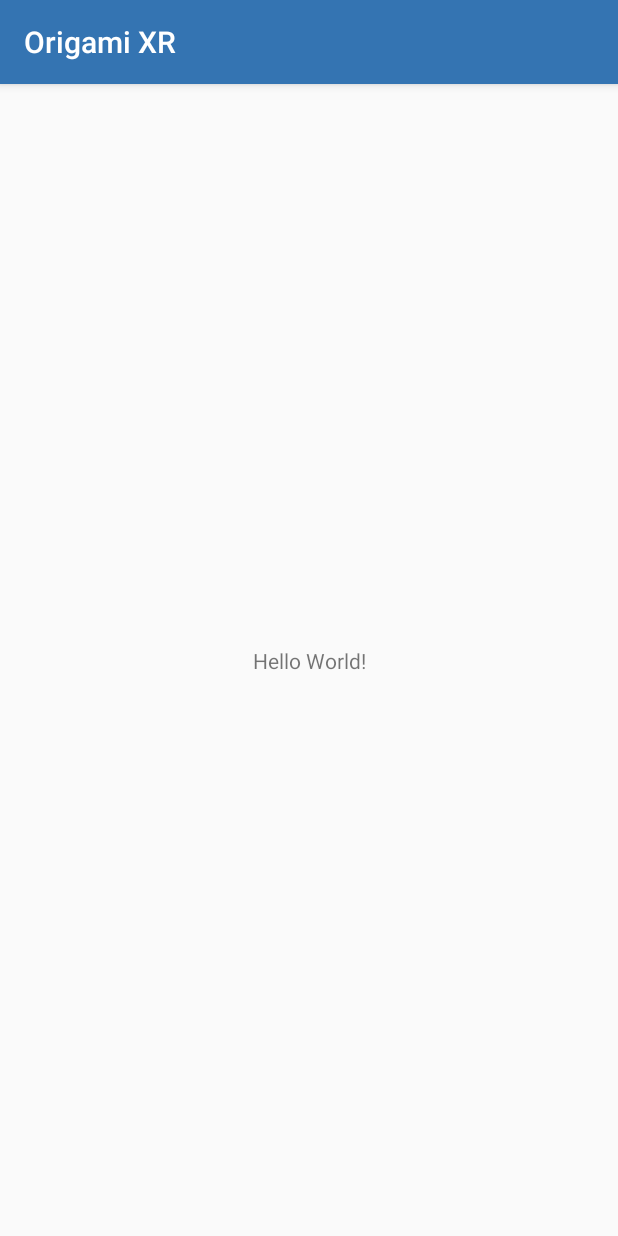
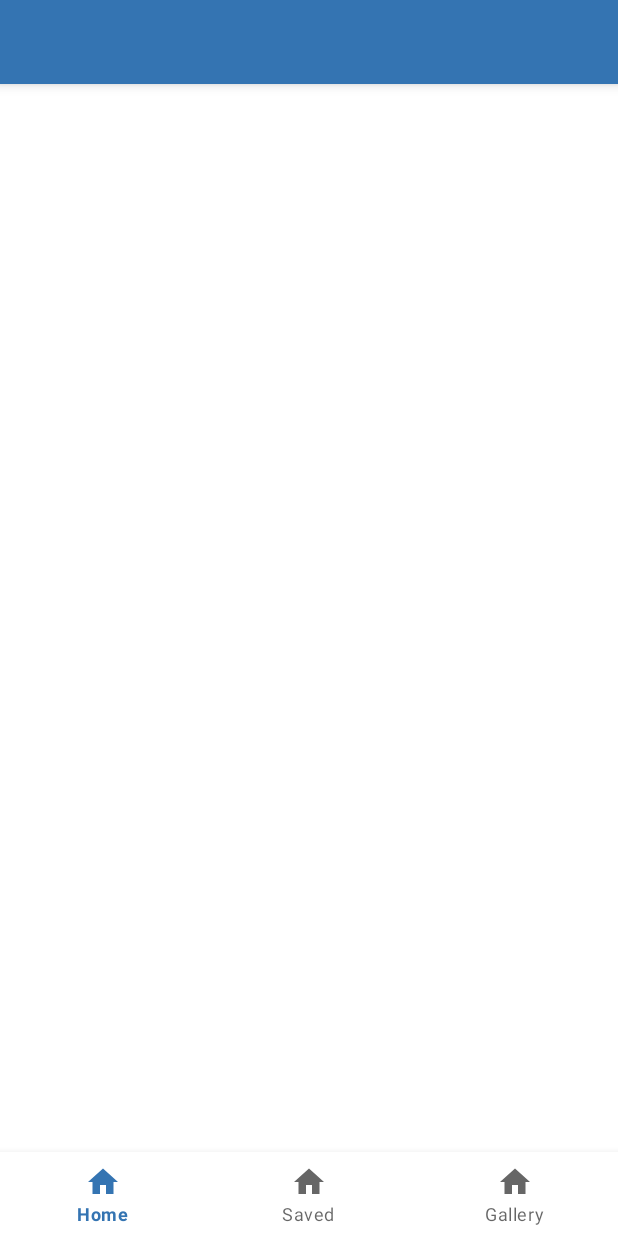
Before and after one commit to qwertyp0/origamiXR, an Android app: the screen it shows after launch (MainActivity), on a phone screen of 412 x 824 dp. Run offline under Robolectric (Android 15) with nearby library versions, the phone set to English and light mode, and no system bars.

Commit message:
made layout for main activity

```diff
--- a/app/build.gradle
+++ b/app/build.gradle
@@ -26,4 +26,5 @@ dependencies {
     testImplementation 'junit:junit:4.12'
     androidTestImplementation 'androidx.test:runner:1.2.0'
     androidTestImplementation 'androidx.test.espresso:espresso-core:3.2.0'
+    implementation 'com.google.android.material:material:1.2.0-alpha02'
 }
--- /dev/null
+++ b/app/src/main/res/drawable-v24/ic_home.xml
@@ -0,0 +1,9 @@
+<vector xmlns:android="http://schemas.android.com/apk/res/android"
+    android:width="24dp"
+    android:height="24dp"
+    android:viewportHeight="24.0"
+    android:viewportWidth="24.0">
+    <path
+        android:fillColor="#FF000000"
+        android:pathData="M10,20v-6h4v6h5v-8h3L12,3 2,12h3v8z" />
+</vector>
--- a/app/src/main/res/layout/activity_main.xml
+++ b/app/src/main/res/layout/activity_main.xml
@@ -7,13 +7,38 @@
     android:layout_height="match_parent"
     tools:context=".MainActivity">
 
-    <TextView
-        android:layout_width="wrap_content"
-        android:layout_height="wrap_content"
-        android:text="Hello World!"
-        app:layout_constraintBottom_toBottomOf="parent"
-        app:layout_constraintLeft_toLeftOf="parent"
-        app:layout_constraintRight_toRightOf="parent"
-        app:layout_constraintTop_toTopOf="parent" />
+    <RelativeLayout
+        android:layout_width="match_parent"
+        android:layout_height="match_parent"
+        android:orientation="vertical">
+
+        <androidx.appcompat.widget.Toolbar
+            android:id="@+id/toolbar"
+            android:layout_width="match_parent"
+            android:layout_height="?attr/actionBarSize"
+            android:layout_alignParentTop="true"
+            android:elevation="5dp"
+            android:background="@color/colorPrimary"
+            android:theme="@style/ThemeOverlay.AppCompat.ActionBar"/>
+
+        <androidx.coordinatorlayout.widget.CoordinatorLayout
+            android:id="@+id/fragment_container"
+            android:layout_width="match_parent"
+            android:layout_height="match_parent"
+            android:layout_below="@+id/toolbar"
+            android:layout_above="@+id/navigation">
+        </androidx.coordinatorlayout.widget.CoordinatorLayout>
+
+<!--        TODO change icons on menu navigation-->
+        <com.google.android.material.bottomnavigation.BottomNavigationView
+            android:id="@+id/navigation"
+            android:layout_width="match_parent"
+            android:layout_height="wrap_content"
+            android:layout_alignParentBottom="true"
+            android:elevation="5dp"
+            app:menu="@menu/navigation" />
+
+    </RelativeLayout>
+
 
 </androidx.constraintlayout.widget.ConstraintLayout>
--- /dev/null
+++ b/app/src/main/res/menu/navigation.xml
@@ -0,0 +1,19 @@
+<?xml version="1.0" encoding="utf-8"?>
+<menu xmlns:android="http://schemas.android.com/apk/res/android">
+
+    <item
+        android:id="@+id/navigation_home"
+        android:icon="@drawable/ic_home"
+        android:title="@string/home" />
+
+    <item
+        android:id="@+id/navigation_scan"
+        android:icon="@drawable/ic_home"
+        android:title="@string/saved" />
+
+    <item
+        android:id="@+id/settings"
+        android:icon="@drawable/ic_home"
+        android:title="@string/Gallery" />
+
+</menu>
--- a/app/src/main/res/values/strings.xml
+++ b/app/src/main/res/values/strings.xml
@@ -2,4 +2,8 @@
     <string name="app_name">Origami XR</string>
     <string name="sub_title">Learning Origami,\n Made Better!</string>
     <string name="get_started">Get Started</string>
+
+    <string name="home">Home</string>
+    <string name="saved">Saved</string>
+    <string name="Gallery">Gallery</string>
 </resources>
--- a/app/src/main/res/values/styles.xml
+++ b/app/src/main/res/values/styles.xml
@@ -1,11 +1,13 @@
 <resources>
 
     <!-- Base application theme. -->
-    <style name="AppTheme" parent="Theme.AppCompat.Light.DarkActionBar">
+    <style name="AppTheme" parent="Theme.MaterialComponents.DayNight.NoActionBar">
         <!-- Customize your theme here. -->
         <item name="colorPrimary">@color/colorPrimary</item>
         <item name="colorPrimaryDark">@color/colorPrimaryDark</item>
         <item name="colorAccent">@color/colorAccent</item>
+        <item name="windowActionBar">false</item>
+        <item name="windowNoTitle">true</item>
     </style>
 
 </resources>
```
